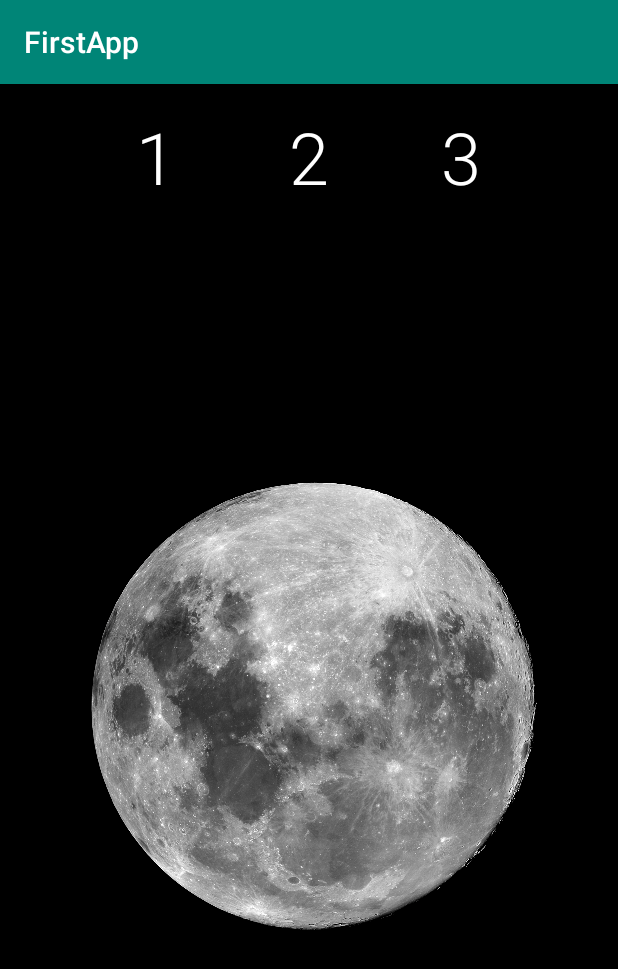
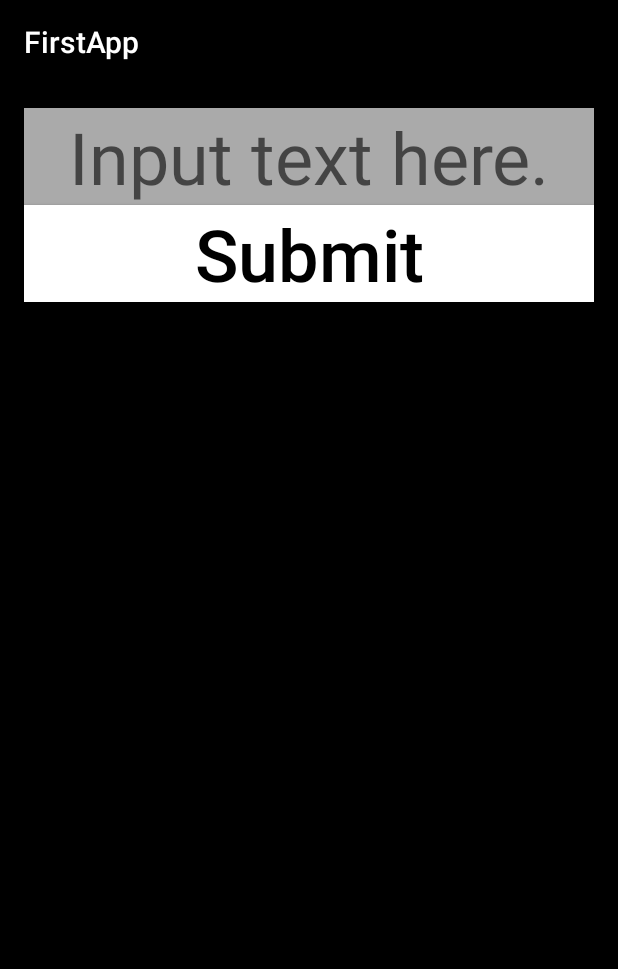
Before and after one commit to SavLM/FirstApp, an Android app: the screen it shows after launch (MainActivity), on a phone screen of 412 x 824 dp. Shown: the top 969 px of the screen. Run offline under Robolectric (Android 15) with nearby library versions, the phone set to English and light mode, and no system bars.

Commit message:
finished text onclick app

```diff
--- a/app/src/main/java/com/example/firstapp/MainActivity.java
+++ b/app/src/main/java/com/example/firstapp/MainActivity.java
@@ -2,6 +2,10 @@ package com.example.firstapp;
 
 import androidx.appcompat.app.AppCompatActivity;
 import android.os.Bundle;
+import android.view.View;
+import android.widget.Button;
+import android.widget.EditText;
+import android.widget.TextView;
 
 public class MainActivity extends AppCompatActivity {
 
@@ -9,5 +13,21 @@ public class MainActivity extends AppCompatActivity {
     protected void onCreate(Bundle savedInstanceState) {
         super.onCreate(savedInstanceState);
         setContentView(R.layout.activity_main);
+
+        Button btnSubmit;
+        final EditText txtInput;
+        final TextView txtDisplay;
+
+        btnSubmit = findViewById(R.id.main_button_view);
+        txtInput = findViewById(R.id.input_text_view);
+        txtDisplay = findViewById(R.id.output_text_view);
+
+        // define onclick method of btnSubmit
+        btnSubmit.setOnClickListener(new View.OnClickListener() {
+            @Override
+            public void onClick(View view) {
+                txtDisplay.setText(txtInput.getText());
+            }
+        });
     }
 }
--- a/app/src/main/res/layout/activity_main.xml
+++ b/app/src/main/res/layout/activity_main.xml
@@ -1,5 +1,5 @@
 <?xml version="1.0" encoding="utf-8"?>
-<RelativeLayout
+<LinearLayout
 	xmlns:android="http://schemas.android.com/apk/res/android"
 	xmlns:tools="http://schemas.android.com/tools"
 	tools:context=".MainActivity"
@@ -11,43 +11,40 @@
 	android:layout_width="match_parent"
 	android:layout_height="match_parent"
 	android:background="@android:color/black">
-    <TextView
-        android:layout_toLeftOf="@id/main_icon_view"
-        android:layout_toStartOf="@id/main_icon_view"
-        android:layout_alignParentLeft="true"
-        android:layout_alignParentStart="true"
-        android:layout_centerHorizontal="true"
-        android:layout_width="wrap_content"
+
+    <EditText
+        android:id="@+id/input_text_view"
+        android:layout_width="match_parent"
         android:layout_height="wrap_content"
-        android:text="@string/icon1_name"
-        android:textAlignment="center"/>
+        android:textAlignment="center"
+        android:inputType="text"
+        android:hint="@string/input_name"
+        android:background="@android:color/darker_gray"
+		android:importantForAutofill="no"
+        android:layout_weight="0" />
+
+    <Button
+        android:id="@+id/main_button_view"
+        android:layout_alignParentTop="true"
+        android:layout_width="match_parent"
+        android:layout_height="wrap_content"
+        android:textAlignment="center"
+        android:background="@android:color/white"
+        android:layout_weight="0"
+        android:textColor="#000000"
+        android:textAllCaps="false"
+        android:text="@string/button_name"/>
 
     <TextView
-        android:id="@+id/main_icon_view"
-        android:layout_alignParentTop="true"
-        android:layout_centerHorizontal="true"
-        android:layout_width="wrap_content"
-        android:layout_height="wrap_content"
-        android:text="@string/icon2_name"
-        android:textAlignment="center"/>
-
-    <TextView
-        android:layout_toRightOf="@id/main_icon_view"
-        android:layout_toEndOf="@id/main_icon_view"
-        android:layout_alignParentRight="true"
-        android:layout_alignParentEnd="true"
-        android:layout_centerHorizontal="true"
-        android:layout_width="wrap_content"
-        android:layout_height="wrap_content"
-        android:text="@string/icon3_name"
-        android:textAlignment="center"/>
-
-    <ImageView
-        android:scaleType="fitCenter"
-        android:layout_below="@id/main_icon_view"
+        android:id="@+id/output_text_view"
         android:layout_width="match_parent"
         android:layout_height="wrap_content"
-        android:src="@drawable/moon"
-        android:contentDescription="@string/image_descr" />
+        android:background="#000000"
+        android:gravity="center"
+        android:textAlignment="center"
+        android:textColor="#FFFFFF"
+        android:textSize="72sp"
+        android:textStyle="bold"
+        android:layout_weight="1"/>
 
-</RelativeLayout>
+</LinearLayout>
--- a/app/src/main/res/values/dimens.xml
+++ b/app/src/main/res/values/dimens.xml
@@ -2,4 +2,6 @@
 <resources>
     <dimen name="activity_horizontal_margin">16dp</dimen>
     <dimen name="activity_vertical_margin">16dp</dimen>
+    <dimen name="activity_center_horizontal_margin">128dp</dimen>
+    <dimen name="activity_center_vertical_margin">224dp</dimen>
 </resources>
--- a/app/src/main/res/values/strings.xml
+++ b/app/src/main/res/values/strings.xml
@@ -1,7 +1,7 @@
 <resources>
     <string name="app_name">FirstApp</string>
-    <string name="icon1_name">1</string>
-    <string name="icon2_name">2</string>
-    <string name="icon3_name">3</string>
+    <string name="button_name">Submit</string>
+    <string name="input_name">Input text here.</string>
+    <string name="output_name">Output goes here.</string>
     <string name="image_descr">Image of the Moon</string>
 </resources>
--- a/app/src/main/res/values/styles.xml
+++ b/app/src/main/res/values/styles.xml
@@ -7,8 +7,8 @@
         <item name="colorPrimaryDark">@color/colorPrimaryDark</item>
         <item name="colorAccent">@color/colorAccent</item>
         <item name="android:textColor">@android:color/white</item>
+        <item name="android:background">@android:color/black</item>
         <item name="android:textSize">48sp</item>
-        <item name="android:fontFamily">sans-serif-light</item> <!-- doesn't work on java 15 -->
     </style>
 
 </resources>
```
